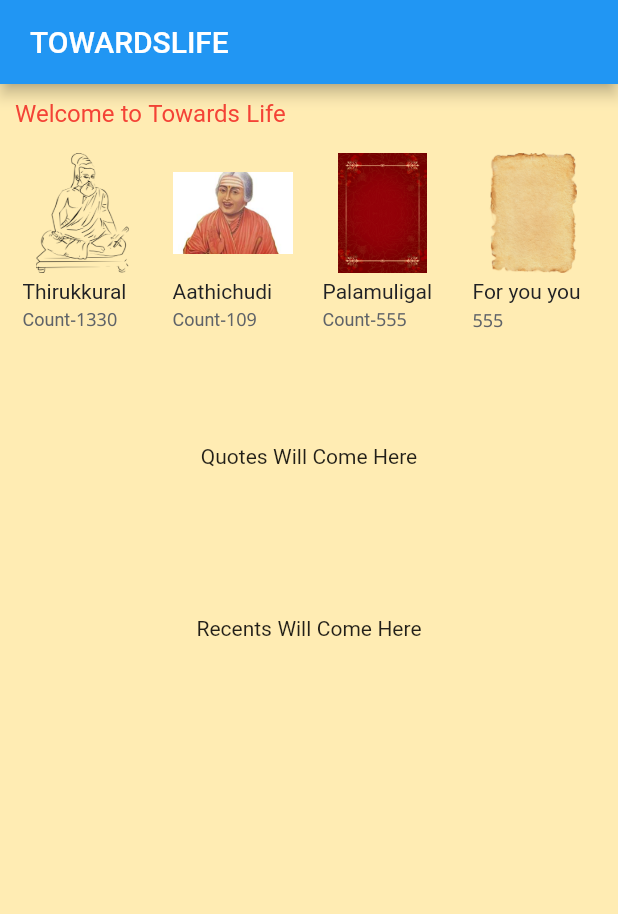
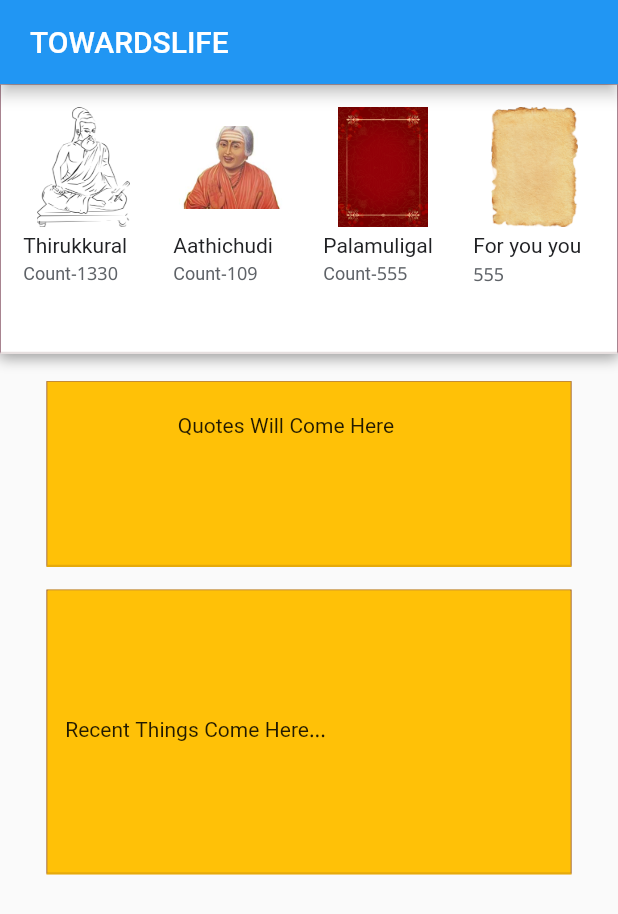
Before and after one commit to rustiever/towards_life, a Flutter app: the screen it shows after launch, on a phone screen of 412 x 824 dp. Shown: the top 914 px of the screen. Run offline on Flutter 3.47's test engine with Material 2 defaults, Android fonts, the phone set to English and light mode, and no system bars; our stand-ins replace cloud_firestore, firebase_core, flutter_tts, get, get_storage; accounts and stored records are empty.

Commit message:
home view update

```diff
--- a/lib/views/homeView.dart
+++ b/lib/views/homeView.dart
@@ -7,39 +7,46 @@ class HomeView extends StatelessWidget {
   Widget build(BuildContext context) {
     return Scaffold(
       appBar: AppBar(
-        title: Text('TOWARDSLIFE'),
+        title: const Text('TOWARDSLIFE'),
         titleSpacing: 20,
       ),
-      backgroundColor: Colors.amber[100],
       body: Column(
         children: [
+          // Container(
+          //   decoration: const BoxDecoration(
+          //     color: Colors.amber,
+          //   ),
+          //   height: 60,
+          //   child: const Padding(
+          //     padding: EdgeInsets.only(
+          //         left: 0.1,right: 0.1, top: 10.0, bottom: 10.0),
+          //     child: Text(
+          //       "Welcome to Towards Life",
+          //       style: TextStyle(color: Colors.red, fontSize: 20.0),
+          //     ),
+          //   ),
+          // ),
           Container(
-            // decoration: new BoxDecoration(
-            //   boxShadow: [
-            //     // color: Colors.white, //background color of box
-            //     BoxShadow(
-            //       color: Colors.red,
-            //       blurRadius: 25.0, // soften the shadow
-            //       spreadRadius: 5.0, //extend the shadow
-            //       offset: Offset(
-            //         15.0, // Move to right 10  horizontally
-            //         15.0, // Move to bottom 10 Vertically
-            //       ),
-            //     )
-            //   ],
-            // ),
-            height: 225,
+            decoration: const BoxDecoration(
+                border: Border(
+                  top: BorderSide(width: 0.5, color: Color(0xA6865566)),
+                  left: BorderSide(width: 0.5, color: Color(0xF6865566)),
+                  right: BorderSide(width: 0.5, color: Color(0xF6865566)),
+                  bottom: BorderSide(width: 1.5, color: Color(0x25562325)),
+                ),
+                color: Colors.white,
+                boxShadow: [
+                  BoxShadow(
+                      color: Colors.grey,
+                      blurRadius: 7,
+                      spreadRadius: 0.5,
+                      offset: Offset(0, 3))
+                ]),
+            height: 180,
             child: InkWell(
                 child: Column(
               crossAxisAlignment: CrossAxisAlignment.start,
               children: <Widget>[
-                Padding(
-                  padding: const EdgeInsets.only(left: 10.0, top: 10.0),
-                  child: Text(
-                    "Welcome to Towards Life",
-                    style: TextStyle(color: Colors.red, fontSize: 16.0),
-                  ),
-                ),
                 Expanded(
                   child: ListView(
                     scrollDirection: Axis.horizontal,
@@ -52,10 +59,10 @@ class HomeView extends StatelessWidget {
                           onTap: () async {
                             Get.toNamed(Thirukkuralroute);
                           },
-                          child: Container(
+                          // child: Container(
                           child: Column(
                             crossAxisAlignment: CrossAxisAlignment.start,
-                              children: <Widget>[
+                            children: const <Widget>[
                               Image(
                                 image: AssetImage(
                                     'assets/images/thiruvalluvar.png'),
@@ -81,7 +88,7 @@ class HomeView extends StatelessWidget {
                               ),
                             ],
                           ),
-                          ),
+                          // ),
                         ),
                       ),
                       Padding(
@@ -91,13 +98,12 @@ class HomeView extends StatelessWidget {
                           onTap: () async {
                             Get.toNamed(Thirukkuralroute);
                           },
-                          child: Container(
+                          // child: Container(
                           child: Column(
                             crossAxisAlignment: CrossAxisAlignment.start,
-                              children: <Widget>[
+                            children: const <Widget>[
                               Image(
-                                  image:
-                                      AssetImage('assets/images/avvaiyar.png'),
+                                image: AssetImage('assets/images/avvaiyar.png'),
                                 width: 80.0,
                                 height: 80.0,
                               ),
@@ -120,7 +126,7 @@ class HomeView extends StatelessWidget {
                               ),
                             ],
                           ),
-                          ),
+                          // ),
                         ),
                       ),
                       Padding(
@@ -130,13 +136,12 @@ class HomeView extends StatelessWidget {
                           onTap: () async {
                             Get.toNamed(Thirukkuralroute);
                           },
-                          child: Container(
+                          // child: Container(
                           child: Column(
                             crossAxisAlignment: CrossAxisAlignment.start,
-                              children: <Widget>[
+                            children: const <Widget>[
                               Image(
-                                  image:
-                                      AssetImage('assets/images/portrait.jpg'),
+                                image: AssetImage('assets/images/portrait.jpg'),
                                 width: 80.0,
                                 height: 80.0,
                               ),
@@ -159,7 +164,7 @@ class HomeView extends StatelessWidget {
                               ),
                             ],
                           ),
-                          ),
+                          // ),
                         ),
                       ),
                       Padding(
@@ -169,10 +174,10 @@ class HomeView extends StatelessWidget {
                           onTap: () async {
                             Get.toNamed(Thirukkuralroute);
                           },
-                          child: Container(
+                          // child: Container(
                           child: Column(
                             crossAxisAlignment: CrossAxisAlignment.start,
-                              children: <Widget>[
+                            children: const <Widget>[
                               Image(
                                 image: AssetImage('assets/images/olai1.png'),
                                 width: 80.0,
@@ -197,7 +202,7 @@ class HomeView extends StatelessWidget {
                               ),
                             ],
                           ),
-                          ),
+                          // ),
                         ),
                       ),
                       Padding(
@@ -207,10 +212,10 @@ class HomeView extends StatelessWidget {
                           onTap: () async {
                             Get.toNamed(Thirukkuralroute);
                           },
-                          child: Container(
+                          // child: Container(
                           child: Column(
                             crossAxisAlignment: CrossAxisAlignment.start,
-                              children: <Widget>[
+                            children: const <Widget>[
                               Image(
                                 image: AssetImage('assets/images/olai2.png'),
                                 width: 80.0,
@@ -235,7 +240,7 @@ class HomeView extends StatelessWidget {
                               ),
                             ],
                           ),
-                          ),
+                          // ),
                         ),
                       ),
                     ],
@@ -244,18 +249,48 @@ class HomeView extends StatelessWidget {
               ],
             )),
           ),
-          Padding(
-            padding: const EdgeInsets.only(
-                top: 15.00, bottom: 82.00, left: 5, right: 5),
+          const SizedBox(
+            height: 18,
+          ),
+          Center(
             child: Container(
-              child: Text('Quotes Will Come Here'),
+              width: 350,
+              padding: const EdgeInsets.symmetric(horizontal: 12.0, vertical: 1.0),
+              decoration: const BoxDecoration(
+                border: Border(
+                  top: BorderSide(width: 0.5, color: Color(0xA6865566)),
+                  left: BorderSide(width: 0.5, color: Color(0xF6865566)),
+                  right: BorderSide(width: 0.5, color: Color(0xF6865566)),
+                  bottom: BorderSide(width: 1.5, color: Color(0x25562325)),
+                ),
+                color: Colors.amber,
+              ),
+              child: const Padding(
+                padding:  EdgeInsets.only(
+                    top: 20.00, bottom: 82.00, left: 75, right: 5),
+                // child: Container(
+                child:  Text('Quotes Will Come Here'),
+                // ),
               ),
             ),
-          Padding(
-            padding: const EdgeInsets.only(
-                top: 15.00, bottom: 15.00, left: 5, right: 5),
+          ),
+          const SizedBox(
+            height: 15,
+          ),
+          Center(
             child: Container(
-              child: Text('Recents Will Come Here'),
+              width: 350,
+              padding: const EdgeInsets.symmetric(horizontal: 12.0, vertical: 85.0),
+              decoration: const BoxDecoration(
+                border: Border(
+                  top: BorderSide(width: 0.5, color: Color(0xA6865566)),
+                  left: BorderSide(width: 0.5, color: Color(0xF6865566)),
+                  right: BorderSide(width: 0.5, color: Color(0xF6865566)),
+                  bottom: BorderSide(width: 1.5, color: Color(0x25562325)),
+                ),
+                color: Colors.amber,
+              ),
+              child: const Text('Recent Things Come Here...'),
             ),
           ),
         ],
@@ -263,233 +298,3 @@ class HomeView extends StatelessWidget {
     );
   }
 }
-
-// body: ListView(padding: const EdgeInsets.all(10.0), children: [
-//   Card(
-//     color: Colors.lime,
-//     child: InkWell(
-//       splashColor: Colors.indigo,
-//       onTap: () async {
-//         Get.toNamed(Thirukkuralroute);
-//       },
-//       child: Row(children: [
-//         Container(
-//           height: 100,
-//           width: 100,
-//           child: Image.asset('assets/images/thiruvalluvar.png'),
-//         ),
-//         Container(
-//             margin: EdgeInsets.all(8),
-//             height: 100,
-//             width: 200,
-//             child: Column(children: [
-//               Text(
-//                 'Thirukkural',
-//                 textAlign: TextAlign.start,
-//                 style: TextStyle(
-//                   color: Colors.red,
-//                   fontWeight: FontWeight.bold,
-//                   fontFamily: 'Open Sans',
-//                   fontSize: 25,
-//                 ),
-//               ),
-//               SizedBox(
-//                 height: 5,
-//               ),
-//               Center(
-//                 child: Text(
-//                   'Thirukkural of Tamil.Totally 1330 Kurals were there.',
-//                   style: TextStyle(
-//                     color: Colors.grey[800],
-//                     fontWeight: FontWeight.bold,
-//                   ),
-//                 ),
-//               ),
-//             ])),
-//       ]),
-//     ),
-//   ),
-//   Card(
-//     color: Colors.lime,
-//     child: InkWell(
-//       splashColor: Colors.indigo,
-//       onTap: () async {
-//         Get.toNamed(Thirukkuralroute);
-//       },
-//       child: Row(children: [
-//         Container(
-//           height: 100,
-//           width: 100,
-//           child: Image.asset('assets/images/thiruvalluvar.png'),
-//         ),
-//         Container(
-//             margin: EdgeInsets.all(8),
-//             height: 100,
-//             width: 200,
-//             child: Column(children: [
-//               Text(
-//                 'Aathichudi',
-//                 textAlign: TextAlign.start,
-//                 style: TextStyle(
-//                   color: Colors.red,
-//                   fontWeight: FontWeight.bold,
-//                   fontFamily: 'Open Sans',
-//                   fontSize: 25,
-//                 ),
-//               ),
-//               SizedBox(
-//                 height: 5,
-//               ),
-//               Center(
-//                 child: Text(
-//                   'Aathichudis of Tamil.Totally 109 were there.',
-//                   style: TextStyle(
-//                     color: Colors.grey[800],
-//                     fontWeight: FontWeight.bold,
-//                   ),
-//                 ),
-//               ),
-//             ])),
-//       ]),
-//     ),
-//   ),
-//   Card(
-//     color: Colors.lime,
-//     child: InkWell(
-//       splashColor: Colors.indigo,
-//       onTap: () async {
-//         Get.toNamed(Thirukkuralroute);
-//       },
-//       child: Row(children: [
-//         Container(
-//           height: 100,
-//           width: 100,
-//           child: Image.asset('assets/images/thiruvalluvar.png'),
-//         ),
-//         Container(
-//             margin: EdgeInsets.all(8),
-//             height: 100,
-//             width: 200,
-//             child: Column(children: [
-//               Text(
-//                 'Palamuligaz',
-//                 textAlign: TextAlign.start,
-//                 style: TextStyle(
-//                   color: Colors.red,
-//                   fontWeight: FontWeight.bold,
-//                   fontFamily: 'Open Sans',
-//                   fontSize: 25,
-//                 ),
-//               ),
-//               SizedBox(
-//                 height: 5,
-//               ),
-//               Center(
-//                 child: Text(
-//                   'Proverbs of Tamil.Totally 5 proverbs were there.',
-//                   style: TextStyle(
-//                     color: Colors.grey[800],
-//                     fontWeight: FontWeight.bold,
-//                   ),
-//                 ),
-//               ),
-//             ])),
-//       ]),
-//     ),
-//   ),
-
-// InkWell(
-//   splashColor: Colors.indigo,
-//   hoverColor: Colors.blueAccent,
-//   onTap: () {
-//     Get.toNamed(Thirukkuralroute);
-//   },
-//   child: Row(children: [
-//     Container(
-//       height: 125,
-//       width: 125,
-//       child: Icon(
-//         Icons.star,
-//         color: Colors.red[500],
-//       ),
-//     ),
-//     Container(
-//       color: Colors.orangeAccent,
-//       height: 125,
-//       width: 500,
-//       child: Icon(
-//         Icons.star,
-//         color: Colors.red[500],
-//       ),
-//     ),
-//   ]),
-// ),
-// InkWell(
-//   splashColor: Colors.indigo,
-//  hoverColor: Colors.red,
-//   onTap: () async {
-//     Get.toNamed(Thirukkuralroute);
-//   },
-//   child: Row(children: [
-//     Container(
-//       color: Colors.blueAccent,
-//       height: 125,
-//       width : 125,
-//       child: Card(
-
-//         child: Text('Aathichudi'),
-//       ),
-//     ),
-//   ]
-//   ),
-// ),
-// InkWell(
-//   splashColor: Colors.indigo,
-//  hoverColor: Colors.red,
-//   onTap: () async {
-//     Get.toNamed(Thirukkuralroute);
-//   },
-//   child: Row(children: [
-//     Container(
-//       height: 125,
-//       width : 125,
-//       child: Card(
-//         child: Text('Proverb'),
-//       ),
-//     ),
-//   ]
-//   ),
-// ),
-// ]),
-
-// body: Column(
-//   mainAxisAlignment: MainAxisAlignment.center,
-
-//   children: [
-//     ListTile(
-
-//     ),
-//     InkWell(
-//       onTap: () async {
-//         Get.toNamed(Thirukkuralroute);
-//       },
-//       child: Container(
-//         height: 100,
-//         child: Card(
-//           child: Text('aathichudi'),
-//         ),
-//       ),
-//     ),
-//     InkWell(
-//       onTap: () async {
-//         Get.toNamed(Thirukkuralroute);
-//       },
-//       child: Container(
-//         height: 100,
-//         child: Card(
-//           child: Text('kurals'),
-//         ),
-//       ),
-//     ),
-//   ],
-// ),
```
Lines whose indentation alone changed are shown as unchanged.
